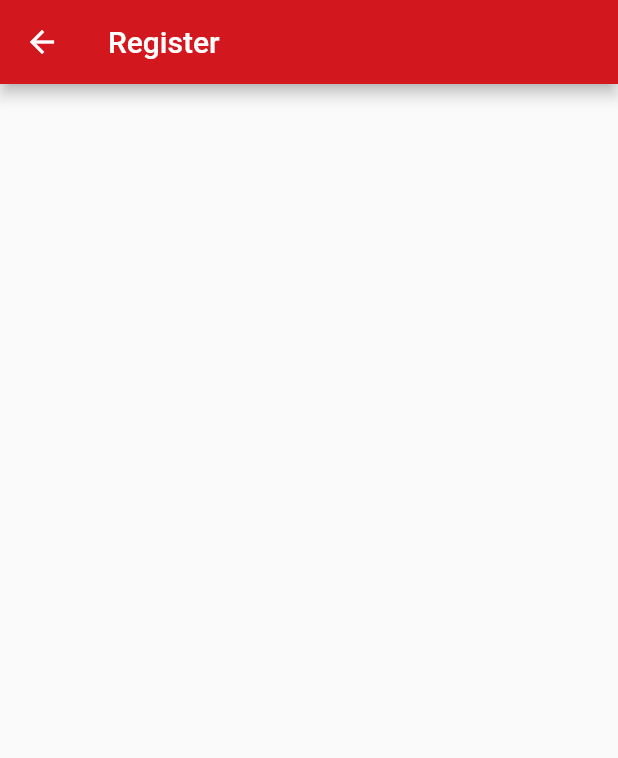
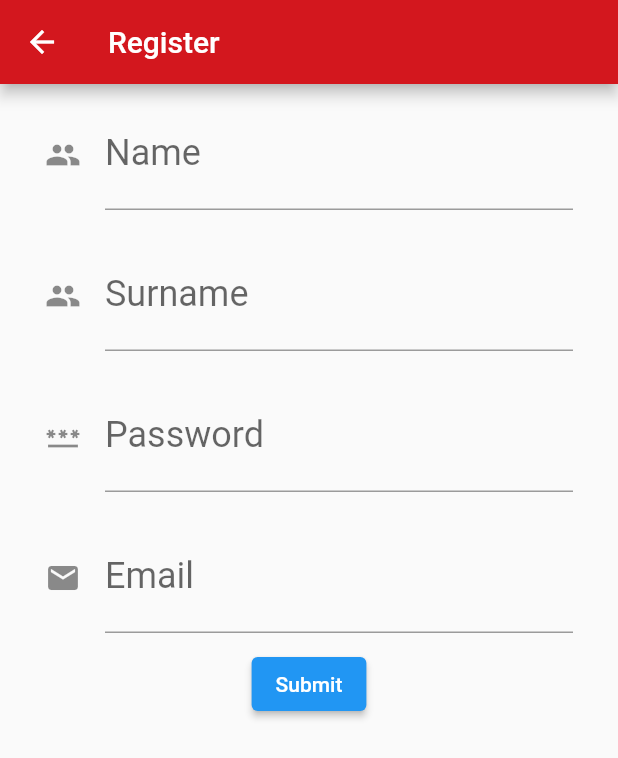
Before and after one commit to Guntapong/Firstmobile, a Flutter app: the Register screen opened by its route, on a phone screen of 412 x 824 dp. Shown: the top 758 px of the screen. Run offline on Flutter 3.47's test engine with Material 2 defaults, Android fonts, the light colour scheme and no system bars; network calls fail.

Commit message:
register

```diff
--- a/lib/screen/register.dart
+++ b/lib/screen/register.dart
@@ -1,4 +1,5 @@
 import 'package:flutter/material.dart';
+import 'package:mobile_ced/config/constant.dart';
 
 class Register extends StatefulWidget {
   const Register({Key? key}) : super(key: key);
@@ -8,12 +9,159 @@ class Register extends StatefulWidget {
 }
 
 class _RegisterState extends State<Register> {
+  var name, surname, email, password;
+  final formkey = GlobalKey<FormState>();
   @override
   Widget build(BuildContext context) {
-    return Scaffold(
-      appBar: AppBar(
-        title: Text('Register'),
+    return SafeArea(
+      child: Scaffold(
+        appBar: AppBar(
+          title: Text('Register'),
+        ),
+        body: Form(
+          key: formkey,
+          child: SingleChildScrollView(
+            child: Column(
+              children: [
+                txtName(),
+                txtSurname(),
+                txtpassword(),
+                txtemail(),
+                btnSubmit(),
+              ],
+            ),
+          ),
+        ),
       ),
     );
   }
+
+  Widget txtName() {
+    return Container(
+      margin: EdgeInsets.fromLTRB(30, 10, 30, 10),
+      child: TextFormField(
+        style: TextStyle(
+          color: sColor,
+          fontSize: 24,
+        ),
+        decoration: InputDecoration(
+          labelText: "Name",
+          icon: Icon(Icons.people),
+          hintText: 'Input your name',
+        ),
+        validator: (value1) {
+          if (value1!.isEmpty) {
+            return 'กรุณากรอกข้อมูล';
+          } else if (value1.length < 4) {
+            return 'กรูณากรอกข้อมูลมากกว่า 4 ตัวอักษร';
+          }
+        },
+        onSaved: (value1) {
+          name = value1!.trim();
+        },
+      ),
+    );
+  }
+
+  Widget txtSurname() {
+    return Container(
+      margin: EdgeInsets.fromLTRB(30, 10, 30, 10),
+      child: TextFormField(
+        style: TextStyle(
+          color: sColor,
+          fontSize: 24,
+        ),
+        decoration: InputDecoration(
+          labelText: "Surname",
+          icon: Icon(Icons.people),
+          hintText: 'Input your Surname',
+        ),
+        validator: (value2) {
+          if (value2!.isEmpty) {
+            return 'กรุณากรอกข้อมูล';
+          } else if (value2.length < 4) {
+            return 'กรูณากรอกข้อมูลมากกว่า 4 ตัวอักษร';
+          }
+        },
+        onSaved: (value2) {
+          surname = value2!.trim();
+        },
+      ),
+    );
+  }
+
+  Widget txtpassword() {
+    return Container(
+      margin: EdgeInsets.fromLTRB(30, 10, 30, 10),
+      child: TextFormField(
+        style: TextStyle(
+          color: sColor,
+          fontSize: 24,
+        ),
+        decoration: InputDecoration(
+          labelText: "Password",
+          icon: Icon(Icons.password),
+          hintText: 'Input Password',
+        ),
+        obscureText: true,
+        validator: (value3) {
+          if (value3!.isEmpty) {
+            return 'กรุณากรอกรหัสผ่าน';
+          } else if (value3.length < 8) {
+            return 'กรูณากรอกรหัสผ่านมากกว่า 8 ตัวอักษร';
+          } else if (value3.contains('.') ||
+              value3.contains('_') ||
+              value3.contains('-') ||
+              value3.contains('*') ||
+              value3.contains('/') ||
+              value3.contains('+')) {
+            return 'ในรหัสผ่านห้ามมี . _ - * / +';
+          }
+        },
+        onSaved: (value3) {
+          password = value3!.trim();
+        },
+      ),
+    );
+  }
+
+  Widget txtemail() {
+    return Container(
+      margin: EdgeInsets.fromLTRB(30, 10, 30, 10),
+      child: TextFormField(
+        style: TextStyle(
+          color: sColor,
+          fontSize: 24,
+        ),
+        decoration: InputDecoration(
+          labelText: "Email",
+          icon: Icon(Icons.email),
+          hintText: 'Input your Email',
+        ),
+        keyboardType: TextInputType.emailAddress,
+        validator: (value4) {
+          if (!(value4!.contains('@'))) {
+            return 'กรุณากรอกข้อมูลตามรูปแบบอีเมล';
+          } else if (!(value4.contains('.'))) {
+            return 'กรุณากรอกข้อมูลตามรูปแบบอีเมล';
+          }
+        },
+        onSaved: (value4) {
+          email = value4!.trim();
+        },
+      ),
+    );
+  }
+
+  Widget btnSubmit() {
+    return ElevatedButton(
+      child: Text('Submit'),
+      onPressed: () {
+        if (formkey.currentState!.validate()) {
+          formkey.currentState!.save();
+          print("ชื่อ: $name นามสกุล: $surname รหัส: $password อีเมล: $email");
+        }
+      },
+    );
+  }
 }
```
